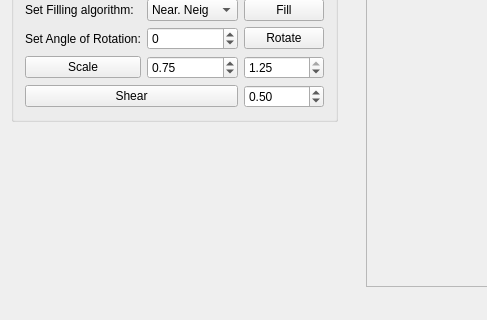
Qt form src/ImageViewer.ui (Holikma/Computer_Graphics) before a commit; both pictures show x 0 to 487 and y 373 to 693 of the 1114 by 693 pixel window.
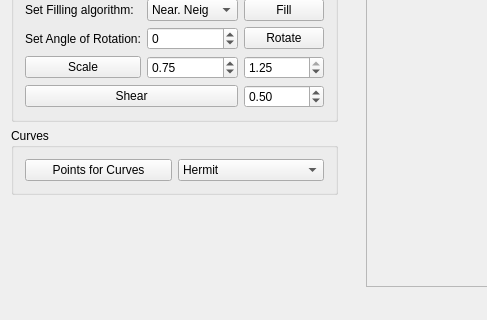
The same form after that commit.

```diff
--- a/src/ImageViewer.ui
+++ b/src/ImageViewer.ui
@@ -372,7 +372,45 @@
       </widget>
      </item>
      <item>
-      <spacer name="verticalSpacer_2">
+      <widget class="QGroupBox" name="groupBox_5">
+       <property name="title">
+        <string>Curves</string>
+       </property>
+       <layout class="QHBoxLayout" name="horizontalLayout_2">
+        <item>
+         <widget class="QPushButton" name="pushButtonCurves">
+          <property name="text">
+           <string>Points for Curves</string>
+          </property>
+          <property name="checkable">
+           <bool>true</bool>
+          </property>
+         </widget>
+        </item>
+        <item>
+         <widget class="QComboBox" name="comboBoxCurves">
+          <item>
+           <property name="text">
+            <string>Hermit</string>
+           </property>
+          </item>
+          <item>
+           <property name="text">
+            <string>Bezier</string>
+           </property>
+          </item>
+          <item>
+           <property name="text">
+            <string>Coonsov</string>
+           </property>
+          </item>
+         </widget>
+        </item>
+       </layout>
+      </widget>
+     </item>
+     <item>
+      <spacer name="verticalSpacer">
        <property name="orientation">
         <enum>Qt::Vertical</enum>
        </property>
```
Left out of the diff: 3 changed lines with no effect on the pictures.
